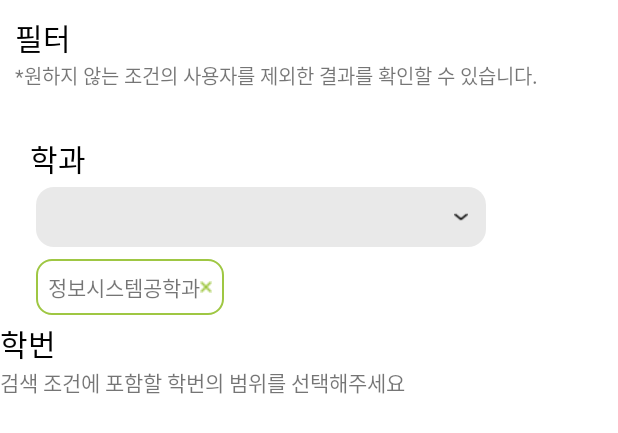
After one commit to LINKY-B/linky_b_android, an Android app: the layout activity_filter_2.xml on its own in the app's theme, with its tools: preview values and no code run, on a phone screen of 412 x 824 dp. The commit adds this screen. Shown: the top 433 px of the screen. Run offline under Robolectric (Android 15) with nearby library versions, the phone set to English and light mode, and no system bars.

Commit message:
homes 수정

```diff
--- a/app/src/main/java/com/example/linkybproject/Homes/FilterActivity.kt
+++ b/app/src/main/java/com/example/linkybproject/homes/FilterActivity.kt
@@ -1,8 +1,7 @@
-package com.example.linkybproject.Homes
+package com.example.linkybproject.homes
 
 import android.annotation.SuppressLint
 import android.os.Bundle
-import android.os.PersistableBundle
 import android.widget.ArrayAdapter
 import androidx.appcompat.app.AppCompatActivity
 import com.example.linkybproject.R
--- a/app/src/main/java/com/example/linkybproject/Homes/HomeAdapter.kt
+++ b/app/src/main/java/com/example/linkybproject/homes/HomeAdapter.kt
@@ -1,10 +1,9 @@
-package com.example.linkybproject.Homes
+package com.example.linkybproject.homes
 
 
 import android.view.LayoutInflater
 import android.view.ViewGroup
 import androidx.recyclerview.widget.RecyclerView
-import com.example.linkybproject.databinding.FragmentHomeBinding
 import com.example.linkybproject.databinding.RecyclerHomeItemBinding
 
 
--- a/app/src/main/java/com/example/linkybproject/Homes/HomeGraudateFragment.kt
+++ b/app/src/main/java/com/example/linkybproject/homes/HomeGraudateFragment.kt
@@ -1,14 +1,11 @@
-package com.example.linkybproject.Homes
+package com.example.linkybproject.homes
 
-import android.annotation.SuppressLint
 import android.content.Context
 import android.os.Bundle
-import android.util.Log
 import android.view.LayoutInflater
 import android.view.View
 import android.view.ViewGroup
 import androidx.fragment.app.Fragment
-import androidx.viewpager2.widget.ViewPager2
 import com.example.linkybproject.R
 
 class HomeGraudateFragment : Fragment() {
--- a/app/src/main/java/com/example/linkybproject/Homes/HomeStudentFragment.kt
+++ b/app/src/main/java/com/example/linkybproject/homes/HomeStudentFragment.kt
@@ -1,14 +1,11 @@
-package com.example.linkybproject.Homes
+package com.example.linkybproject.homes
 
-import android.annotation.SuppressLint
 import android.content.Context
 import android.os.Bundle
-import android.util.Log
 import android.view.LayoutInflater
 import android.view.View
 import android.view.ViewGroup
 import androidx.fragment.app.Fragment
-import androidx.viewpager2.widget.ViewPager2
 import com.example.linkybproject.R
 
 class HomeStudentFragment : Fragment() {
--- a/app/src/main/java/com/example/linkybproject/Homes/PagerFragmentStateAdapter.kt
+++ b/app/src/main/java/com/example/linkybproject/homes/PagerFragmentStateAdapter.kt
@@ -1,4 +1,4 @@
-package com.example.linkybproject.Homes
+package com.example.linkybproject.homes
 
 import androidx.fragment.app.Fragment
 import androidx.viewpager2.adapter.FragmentStateAdapter
--- a/app/src/main/java/com/example/linkybproject/Homes/UserData.kt
+++ b/app/src/main/java/com/example/linkybproject/homes/UserData.kt
@@ -1,4 +1,4 @@
-package com.example.linkybproject.Homes
+package com.example.linkybproject.homes
 
 data class UserData(
     val userimg : String,
--- a/app/src/main/res/drawable/filter_button.xml
+++ b/app/src/main/res/drawable/filter_button.xml
@@ -5,7 +5,7 @@
     <solid android:color="@color/white"/>
     <stroke
         android:width="2dp"
-        android:color="@color/spinner"/>
+        android:color="@color/grey"/>
     <corners
         android:topLeftRadius="10dp"
         android:topRightRadius="10dp"
@@ -20,7 +20,7 @@
 
         <stroke
             android:width="2dp"
-            android:color="@color/linkb" />
+            android:color="@color/green" />
         <corners
             android:topLeftRadius="10dp"
             android:topRightRadius="10dp"
--- a/app/src/main/res/drawable/filter_delete.xml
+++ b/app/src/main/res/drawable/filter_delete.xml
@@ -2,7 +2,7 @@
 <layer-list xmlns:android="http://schemas.android.com/apk/res/android">
     <item>
         <shape>
-            <stroke android:width="1dp" android:color="@color/linkb"/>
+            <stroke android:width="1dp" android:color="@color/green"/>
             <solid android:color="@color/white"/>
             <corners
                 android:topLeftRadius="10dp"
--- /dev/null
+++ b/app/src/main/res/layout/activity_filter_2.xml
@@ -0,0 +1,92 @@
+<?xml version="1.0" encoding="utf-8"?>
+<androidx.constraintlayout.widget.ConstraintLayout xmlns:android="http://schemas.android.com/apk/res/android"
+    xmlns:app="http://schemas.android.com/apk/res-auto"
+    android:layout_width="match_parent"
+    android:layout_height="match_parent">
+
+    <LinearLayout
+        android:id="@+id/ll_filter_name"
+        android:layout_width="0dp"
+        android:layout_height="wrap_content"
+        android:orientation="vertical"
+        android:padding="10dp"
+        app:layout_constraintEnd_toEndOf="parent"
+        app:layout_constraintStart_toStartOf="parent"
+        app:layout_constraintTop_toTopOf="parent">
+
+        <TextView
+            android:layout_width="wrap_content"
+            android:layout_height="wrap_content"
+            android:text="필터"
+            android:textColor="@color/black"
+            android:textSize="20dp"></TextView>
+
+        <TextView
+            android:layout_width="match_parent"
+            android:layout_height="wrap_content"
+            android:text="*원하지 않는 조건의 사용자를 제외한 결과를 확인할 수 있습니다."
+            android:textSize="13dp" />
+
+    </LinearLayout>
+
+    <LinearLayout
+        android:id="@+id/ll_filter_department"
+        android:layout_width="0dp"
+        android:layout_height="wrap_content"
+        android:layout_margin="20dp"
+        android:layout_marginStart="20dp"
+        android:layout_marginEnd="20dp"
+        android:layout_weight="1"
+        android:orientation="vertical"
+        app:layout_constraintEnd_toEndOf="parent"
+        app:layout_constraintStart_toStartOf="parent"
+        app:layout_constraintTop_toBottomOf="@+id/ll_filter_name">
+
+        <TextView
+            android:layout_width="match_parent"
+            android:layout_height="wrap_content"
+            android:text="학과"
+            android:textColor="@color/black"
+            android:textSize="20dp" />
+
+        <Spinner
+            android:id="@+id/department_spinner"
+            android:layout_width="300dp"
+            android:layout_height="40dp"
+            android:layout_margin="4dp"
+            android:background="@drawable/spinner_background"></Spinner>
+
+        <TextView
+            android:layout_width="wrap_content"
+            android:layout_height="wrap_content"
+            android:layout_margin="4dp"
+            android:background="@drawable/filter_delete"
+            android:drawableRight="@drawable/delete"
+            android:padding="8dp"
+            android:text="정보시스템공학과">
+
+        </TextView>
+
+
+    </LinearLayout>
+
+    <LinearLayout
+        android:layout_width="match_parent"
+        android:layout_height="wrap_content"
+        android:orientation="vertical"
+        app:layout_constraintTop_toBottomOf="@+id/ll_filter_department">
+
+        <TextView
+            android:layout_width="match_parent"
+            android:layout_height="wrap_content"
+            android:text="학번"
+            android:textColor="@color/black"
+            android:textSize="20dp" />
+
+        <TextView
+            android:layout_width="wrap_content"
+            android:layout_height="wrap_content"
+            android:text="검색 조건에 포함할 학번의 범위를 선택해주세요"></TextView>
+    </LinearLayout>
+
+    </androidx.constraintlayout.widget.ConstraintLayout>
```
Also changed, not shown: app/src/main/java/com/example/linkybproject/homes/HomeFragment.kt (renamed from app/src/main/java/com/example/linkybproject/Homes/HomeFragment.kt, +1 -7 lines), app/src/main/res/layout/activity_filter.xml (+214 -170 lines).
